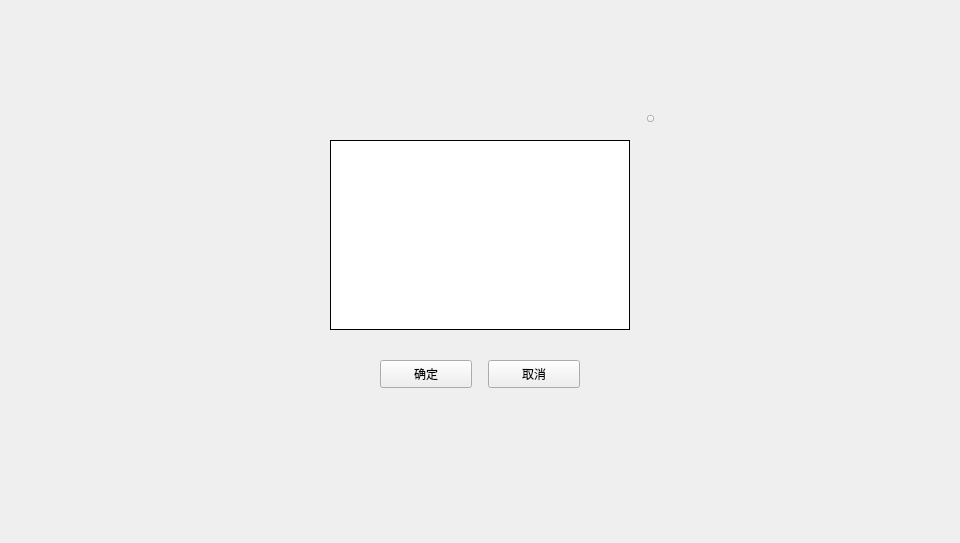
This is LNKWallet/multisig/AddLocalPubKeyDialog.ui in HcashOrg/hx-indicator as Qt 5 draws it before an edit. The edited form follows.
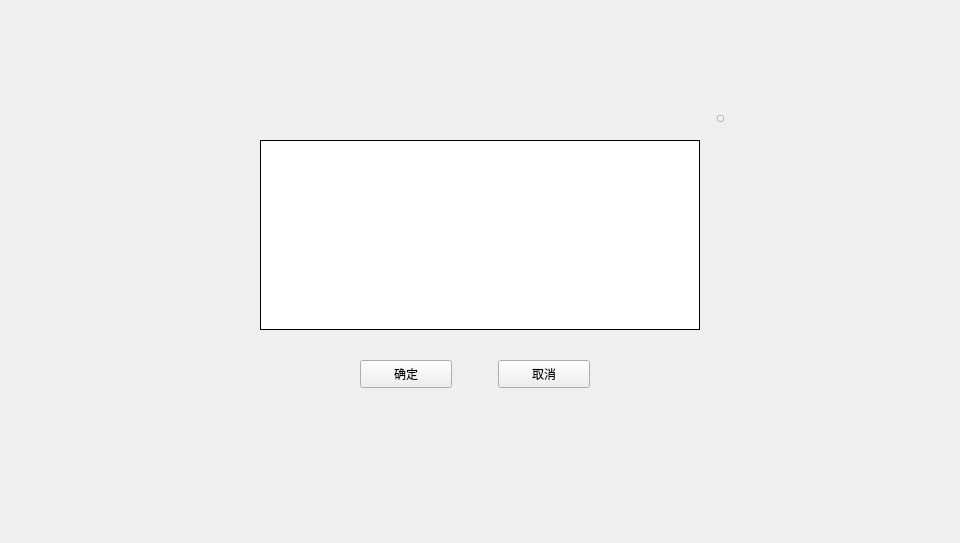
This is the edited form.

The edit to the form file:
```diff
--- a/LNKWallet/multisig/AddLocalPubKeyDialog.ui
+++ b/LNKWallet/multisig/AddLocalPubKeyDialog.ui
@@ -25,16 +25,16 @@
    <widget class="QWidget" name="containerWidget" native="true">
     <property name="geometry">
      <rect>
-      <x>300</x>
+      <x>230</x>
       <y>110</y>
-      <width>360</width>
+      <width>500</width>
       <height>300</height>
      </rect>
     </property>
     <widget class="QToolButton" name="cancelBtn">
      <property name="geometry">
       <rect>
-       <x>188</x>
+       <x>268</x>
        <y>250</y>
        <width>92</width>
        <height>28</height>
@@ -53,7 +53,7 @@
     <widget class="QToolButton" name="okBtn">
      <property name="geometry">
       <rect>
-       <x>80</x>
+       <x>130</x>
        <y>250</y>
        <width>92</width>
        <height>28</height>
@@ -72,7 +72,7 @@
     <widget class="QToolButton" name="closeBtn">
      <property name="geometry">
       <rect>
-       <x>347</x>
+       <x>487</x>
        <y>5</y>
        <width>7</width>
        <height>7</height>
@@ -96,7 +96,7 @@
       <rect>
        <x>30</x>
        <y>30</y>
-       <width>300</width>
+       <width>440</width>
        <height>190</height>
       </rect>
      </property>
@@ -181,6 +181,11 @@
        <set>AlignCenter</set>
       </property>
      </column>
+     <column>
+      <property name="text">
+       <string/>
+      </property>
+     </column>
     </widget>
    </widget>
   </widget>
```
